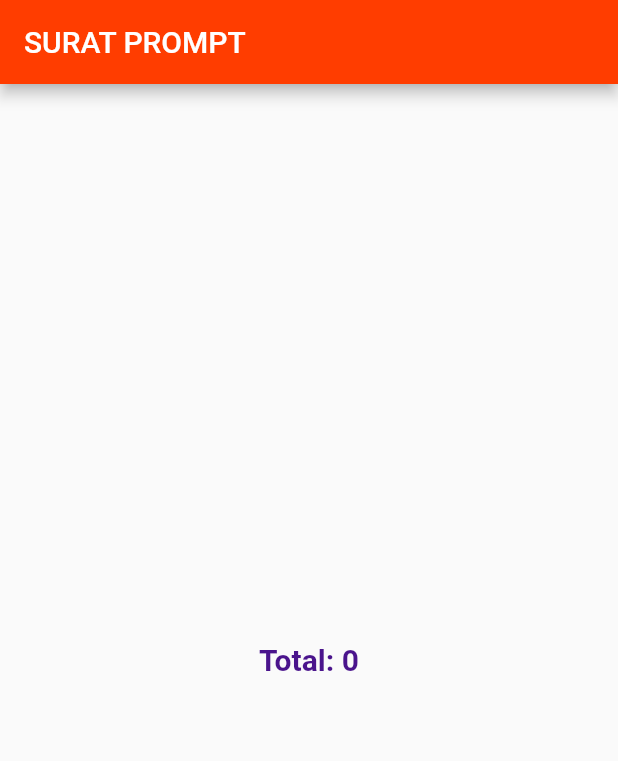
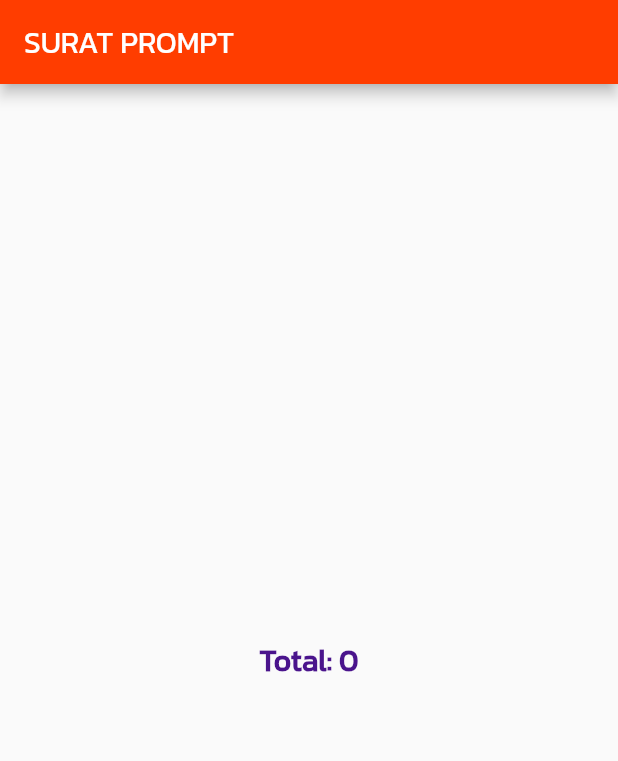
Before and after one commit to siteslave/surat-demo-app, a Flutter app: the screen it shows after launch, on a phone screen of 412 x 824 dp. Shown: the top 761 px of the screen. Run offline on Flutter 3.47's test engine with Material 2 defaults, Android fonts, the phone set to English and light mode, and no system bars.

Commit message:
success theme

```diff
--- a/lib/main.dart
+++ b/lib/main.dart
@@ -28,6 +28,7 @@
     return MaterialApp(
       title: "Demo App",
       theme: ThemeData(
+        fontFamily: "Kanit",
         primarySwatch: primarySwatch,
       ),
       home: HomePage(),
```
Also changed, not shown: pubspec.yaml (+4 -63 lines).
